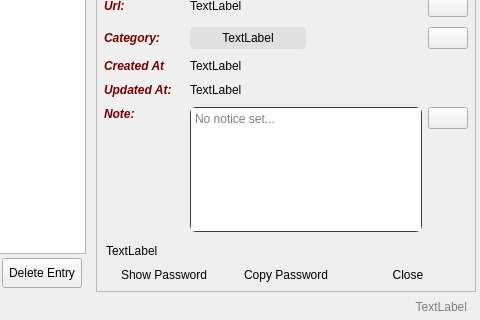
Old version of the form src/mainwindow.ui in the repository sera619/PassTreasure; both pictures show x 420 to 900 and y 250 to 570 of the 900 by 570 pixel window.
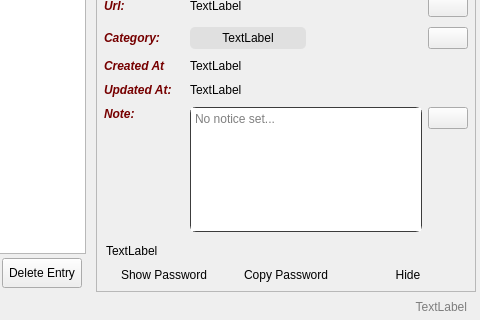
New version of the form.

Patch:
```diff
--- a/src/mainwindow.ui
+++ b/src/mainwindow.ui
@@ -1252,7 +1252,7 @@
                     <item>
                      <widget class="QPushButton" name="btnCloseDetails">
                       <property name="text">
-                       <string>Close</string>
+                       <string>Hide</string>
                       </property>
                      </widget>
                     </item>
```
